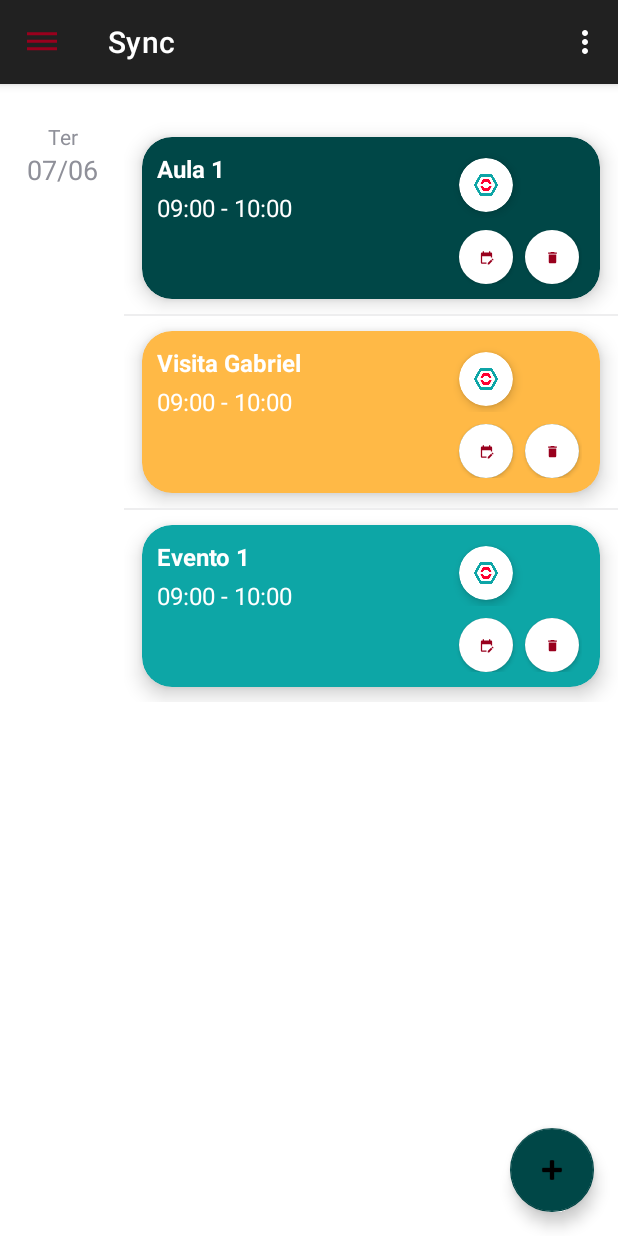
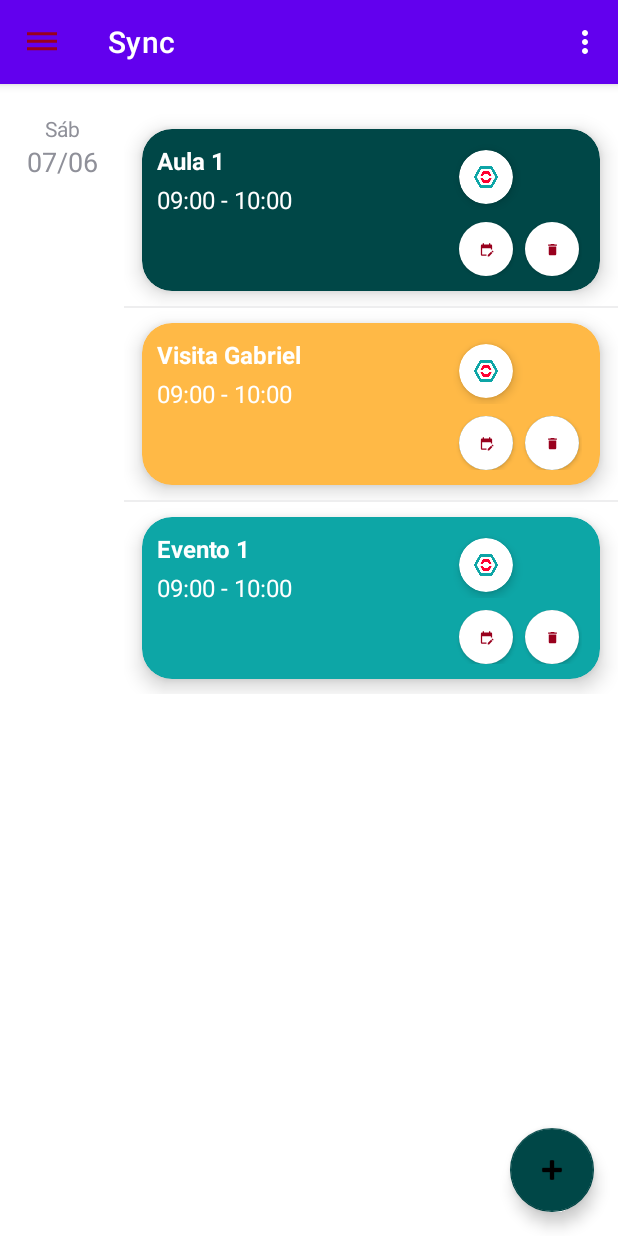
Before and after one commit to joaovitormelo/sync, an Android app: the screen it shows after launch (EventsActivity), on a phone screen of 412 x 824 dp. Run offline under Robolectric (Android 15) with nearby library versions, the phone set to English and light mode, and no system bars.

Commit message:
Corrigidos erros na tela de eventos

```diff
--- a/app/src/main/java/com/rubeusufv/sync/Core/Injector.java
+++ b/app/src/main/java/com/rubeusufv/sync/Core/Injector.java
@@ -80,7 +80,7 @@ public final class Injector {
         );
     }
 
-    public ViewEventsUsecase getEventUsecases() {
+    public ViewEventsUsecase getViewEventsUsecase() {
         return this.viewEventsUsecase;
     }
 
--- /dev/null
+++ b/app/src/main/java/com/rubeusufv/sync/Features/Data/EventsData/RubeusEventsData.java
@@ -0,0 +1,29 @@
+package com.rubeusufv.sync.Features.Data.EventsData;
+
+import com.rubeusufv.sync.Features.Domain.Models.EventModel;
+import com.rubeusufv.sync.Features.Domain.Models.UserModel;
+
+import java.util.ArrayList;
+
+public class RubeusEventsData implements EventsDataContract {
+    @Override
+    public ArrayList<EventModel> viewEvents(UserModel user, int year, int month) {
+
+        return null;
+    }
+
+    @Override
+    public EventModel createNewEvent(UserModel user, EventModel event) {
+        return null;
+    }
+
+    @Override
+    public void updateEvent(UserModel user, EventModel event) {
+
+    }
+
+    @Override
+    public void removeEvent(UserModel user, EventModel event) {
+
+    }
+}
--- a/app/src/main/java/com/rubeusufv/sync/Features/Data/Utils/TestApiRubeus/RubeusApiClient.java
+++ b/app/src/main/java/com/rubeusufv/sync/Features/Data/Utils/TestApiRubeus/RubeusApiClient.java
@@ -23,19 +23,19 @@ public class RubeusApiClient {
                         Request originalRequest = chain.request();
 
                         // Log da requisição
-                        Log.d(TAG, "=== REQUISIÇÃO ===");
+                        /*Log.d(TAG, "=== REQUISIÇÃO ===");
                         Log.d(TAG, "URL: " + originalRequest.url());
                         Log.d(TAG, "Método: " + originalRequest.method());
-                        Log.d(TAG, "Headers: " + originalRequest.headers());
+                        Log.d(TAG, "Headers: " + originalRequest.headers());*/
 
                         // Log do body se existir
                         if (originalRequest.body() != null) {
                             try {
                                 Buffer buffer = new Buffer();
                                 originalRequest.body().writeTo(buffer);
-                                Log.d(TAG, "Body enviado: " + buffer.readUtf8());
+                                //Log.d(TAG, "Body enviado: " + buffer.readUtf8());
                             } catch (Exception e) {
-                                Log.e(TAG, "Erro ao ler body: " + e.getMessage());
+                                //Log.e(TAG, "Erro ao ler body: " + e.getMessage());
                             }
                         }
 
@@ -47,15 +47,15 @@ public class RubeusApiClient {
                         okhttp3.Response response = chain.proceed(newRequest);
 
                         // Log da resposta
-                        Log.d(TAG, "=== RESPOSTA ===");
+                        /*Log.d(TAG, "=== RESPOSTA ===");
                         Log.d(TAG, "Código: " + response.code());
-                        Log.d(TAG, "Headers resposta: " + response.headers());
+                        Log.d(TAG, "Headers resposta: " + response.headers());*/
 
                         // Log do body da resposta
                         ResponseBody responseBody = response.body();
                         if (responseBody != null) {
                             String responseString = responseBody.string();
-                            Log.d(TAG, "Body resposta: " + responseString);
+                            //Log.d(TAG, "Body resposta: " + responseString);
 
                             // Recriar o response body para o Retrofit usar
                             ResponseBody newResponseBody = ResponseBody.create(
--- a/app/src/main/java/com/rubeusufv/sync/Features/Domain/Types/SyncDate.java
+++ b/app/src/main/java/com/rubeusufv/sync/Features/Domain/Types/SyncDate.java
@@ -1,6 +1,6 @@
 package com.rubeusufv.sync.Features.Domain.Types;
 
-public class SyncDate {
+public class SyncDate implements Comparable<SyncDate> {
     int day;
     int month;
     int year;
@@ -34,4 +34,13 @@ public class SyncDate {
     public void setYear(int year) {
         this.year = year;
     }
+
+    @Override
+    public int compareTo(SyncDate o) {
+        if (getYear() < o.getYear()) return -1;
+        else if (getYear() > o.getYear()) return 1;
+        else if (getMonth() < o.getMonth()) return -1;
+        else if (getMonth() > o.getMonth()) return 1;
+        return getDay() - o.getDay();
+    }
 }
--- a/app/src/main/java/com/rubeusufv/sync/Features/Presentation/Adapters/EventDayListAdapter.java
+++ b/app/src/main/java/com/rubeusufv/sync/Features/Presentation/Adapters/EventDayListAdapter.java
@@ -40,7 +40,7 @@ public class EventDayListAdapter extends ArrayAdapter<EventDayListItem> {
         TextView weekdayTextView = view.findViewById(R.id.day_header_weekday);
         TextView dayTextView = view.findViewById(R.id.day_header_day);
         String weekDay = getDayOfWeekFromNumber(eventDay.getDate().getDay());
-        int date = eventDay.getDate().getDate();
+        int date = eventDay.getDate().getDay();
         int month = eventDay.getDate().getMonth();
         String dateMonth = String.format("%02d", date) + "/" + String.format("%02d", month);
 
--- a/app/src/main/java/com/rubeusufv/sync/Features/Presentation/Screens/CreateEventActivity.java
+++ b/app/src/main/java/com/rubeusufv/sync/Features/Presentation/Screens/CreateEventActivity.java
@@ -124,7 +124,7 @@ public class CreateEventActivity extends AppCompatActivity {
         ArrayAdapter<String> adapterCategory = new ArrayAdapter<>(this, android.R.layout.simple_dropdown_item_1line, categoryOptions);
         categoryDropdown.setAdapter(adapterCategory);
         categoryDropdown.setText("Selecione uma categoria", false);*/
-        categoryDropdown.setText("Selecione uma categoria", false);
+        //categoryDropdown.setText("Selecione uma categoria", false);
 
     }
 
--- a/app/src/main/java/com/rubeusufv/sync/Features/Presentation/Screens/EventsActivity.java
+++ b/app/src/main/java/com/rubeusufv/sync/Features/Presentation/Screens/EventsActivity.java
@@ -8,13 +8,13 @@ import android.view.MenuItem;
 import android.view.View;
 import android.widget.ListView;
 import android.widget.Toast;
-
-import androidx.appcompat.app.ActionBar;
 import androidx.appcompat.app.AppCompatActivity;
+import androidx.appcompat.widget.Toolbar;
 import androidx.core.view.GravityCompat;
 import androidx.drawerlayout.widget.DrawerLayout;
 
 import com.google.android.material.navigation.NavigationView;
+import com.rubeusufv.sync.Core.Exceptions.DatabaseException;
 import com.rubeusufv.sync.Core.Injector;
 import com.rubeusufv.sync.Features.Data.Utils.TestApiRubeus.ContatoDados;
 import com.rubeusufv.sync.Features.Data.Utils.TestApiRubeus.ContatoRequest;
@@ -23,16 +23,19 @@ import com.rubeusufv.sync.Features.Data.Utils.TestApiRubeus.RubeusAPI;
 import com.rubeusufv.sync.Features.Data.Utils.TestApiRubeus.RubeusApiClient;
 import com.rubeusufv.sync.Features.Domain.Models.EventModel;
 import com.rubeusufv.sync.Features.Domain.Types.Month;
+import com.rubeusufv.sync.Features.Domain.Types.SyncDate;
 import com.rubeusufv.sync.Features.Domain.Usecases.Events.ViewEventsUsecase;
 import com.rubeusufv.sync.Features.Domain.Utils.DateParser;
 import com.rubeusufv.sync.Features.Presentation.Adapters.EventDayListAdapter;
 import com.rubeusufv.sync.Features.Presentation.Types.EventDayListItem;
 import com.rubeusufv.sync.R;
 
+import java.io.IOException;
 import java.util.ArrayList;
 import java.util.Date;
 import java.util.Map;
 import java.util.TreeMap;
+import java.util.concurrent.CompletableFuture;
 
 import retrofit2.Call;
 import retrofit2.Callback;
@@ -43,8 +46,8 @@ public class EventsActivity extends AppCompatActivity {
     EventDayListAdapter eventDayListAdapter;
     ArrayList<EventModel> eventModelList;
     ArrayList<EventDayListItem> eventDayList;
-    Map<Date, ArrayList<EventModel>> eventsPerDayMap;
-    ViewEventsUsecase usecases;
+    Map<SyncDate, ArrayList<EventModel>> eventsPerDayMap;
+    ViewEventsUsecase viewEventsUsecase;
 
     DrawerLayout drawerLayout;  // declare DrawerLayout aqui
 
@@ -61,38 +64,11 @@ public class EventsActivity extends AppCompatActivity {
 
         drawerLayout = findViewById(R.id.drawer_layout);  // inicialize o DrawerLayout para tratar o menu
 
-        usecases = Injector.getInstance().getEventUsecases();
+        Toolbar myToolbar = (Toolbar) findViewById(R.id.my_toolbar);
+        setSupportActionBar(myToolbar);
 
-        eventModelList = usecases.viewEvents(2025, Month.JANUARY);
-
-        eventsPerDayMap = new TreeMap<Date, ArrayList<EventModel>>();
-        for (EventModel e : eventModelList) {
-            Date eventDate = DateParser.fromSyncDate(e.getDate());
-            ArrayList<EventModel> eventModels = eventsPerDayMap.get(eventDate);
-            if (eventModels == null) eventModels = new ArrayList<>();
-            eventModels.add(e);
-
-            Log.d("DATE", eventDate.toString());
-            eventsPerDayMap.put(eventDate, eventModels);
-        }
-
-        eventDayList = new ArrayList<>();
-        for (Date date : eventsPerDayMap.keySet()) {
-            eventDayList.add(new EventDayListItem(date, eventsPerDayMap.get(date)));
-        }
-
-        ListView eventDayListView = findViewById(R.id.eventDayList);
-        eventDayListAdapter = new EventDayListAdapter(
-                getBaseContext(), R.layout.event_day_list_item, eventDayList
-        );
-        eventDayListView.setAdapter(eventDayListAdapter);
-
-        // Configura o ícone customizado do ActionBar (hamburguer)
-        ActionBar actionBar = getSupportActionBar();
-        if (actionBar != null) {
-            actionBar.setHomeAsUpIndicator(R.drawable.baseline_dehaze_24);
-            actionBar.setDisplayHomeAsUpEnabled(true);
-        }
+        getSupportActionBar().setHomeAsUpIndicator(R.drawable.baseline_dehaze_24);
+        getSupportActionBar().setDisplayHomeAsUpEnabled(true);
 
         NavigationView navigation = findViewById(R.id.navigation_view);
         navigation.setNavigationItemSelectedListener(new NavigationView.OnNavigationItemSelectedListener() {
@@ -110,7 +86,39 @@ public class EventsActivity extends AppCompatActivity {
         });
 
         // Teste da api da rubeus
-        buscarContatoPorId("21");
+        //buscarContatoPorId("21");
+    }
+
+    @Override
+    protected void onStart() {
+        super.onStart();
+        loadEventList();
+    }
+
+    private void loadEventList() {
+        viewEventsUsecase = Injector.getInstance().getViewEventsUsecase();
+
+        eventModelList = viewEventsUsecase.viewEvents(2025, Month.JANUARY);
+
+        eventsPerDayMap = new TreeMap<>();
+        for (EventModel e : eventModelList) {
+            Date eventDate = DateParser.fromSyncDate(e.getDate());
+            ArrayList<EventModel> eventModels = eventsPerDayMap.get(e.getDate());
+            if (eventModels == null) eventModels = new ArrayList<>();
+            eventModels.add(e);
+            eventsPerDayMap.put(e.getDate(), eventModels);
+        }
+
+        eventDayList = new ArrayList<>();
+        for (SyncDate date : eventsPerDayMap.keySet()) {
+            eventDayList.add(new EventDayListItem(date, eventsPerDayMap.get(date)));
+        }
+
+        ListView eventDayListView = findViewById(R.id.eventDayList);
+        eventDayListAdapter = new EventDayListAdapter(
+            getBaseContext(), R.layout.event_day_list_item, eventDayList
+        );
+        eventDayListView.setAdapter(eventDayListAdapter);
     }
 
     // Teste da api da rubeus
@@ -119,6 +127,12 @@ public class EventsActivity extends AppCompatActivity {
         RubeusAPI apiService = RubeusApiClient.getClient().create(RubeusAPI.class);
         ContatoRequest request = new ContatoRequest("9e5199c5de1c58f31987f71dde804da8", "7", id);
         Call<ContatoResponse> callContato = apiService.getContatoPorId(request);
+
+        /*try {
+            Response<ContatoResponse> res = callContato.execute();
+        } catch (IOException e) {
+            throw new RuntimeException(e);
+        }*/
         callContato.enqueue(new Callback<>() {
             @Override
             public void onResponse(Call<ContatoResponse> call, Response<ContatoResponse> response) {
--- a/app/src/main/java/com/rubeusufv/sync/Features/Presentation/Screens/LoginActivity.java
+++ b/app/src/main/java/com/rubeusufv/sync/Features/Presentation/Screens/LoginActivity.java
@@ -24,6 +24,7 @@ import com.rubeusufv.sync.Features.Domain.Usecases.Events.EditEventUsecase;
 import com.rubeusufv.sync.Features.Domain.Usecases.Events.ExcludeEventUsecase;
 import com.rubeusufv.sync.Features.Domain.Usecases.Events.ImportEventListToRepositoryUsecase;
 import com.rubeusufv.sync.Features.Domain.Usecases.Events.ImportSingleEventToRepositoryUsecase;
+import com.rubeusufv.sync.Features.Domain.Usecases.Events.RegisterNewEventUsecase;
 import com.rubeusufv.sync.R;
 
 import java.util.ArrayList;
--- a/app/src/main/java/com/rubeusufv/sync/Features/Presentation/Types/EventDayListItem.java
+++ b/app/src/main/java/com/rubeusufv/sync/Features/Presentation/Types/EventDayListItem.java
@@ -1,24 +1,25 @@
 package com.rubeusufv.sync.Features.Presentation.Types;
 
 import com.rubeusufv.sync.Features.Domain.Models.EventModel;
+import com.rubeusufv.sync.Features.Domain.Types.SyncDate;
 
 import java.util.ArrayList;
 import java.util.Date;
 
 public class EventDayListItem {
-    private Date date;
+    private SyncDate date;
     private ArrayList<EventModel> eventModelList;
 
-    public EventDayListItem(Date date, ArrayList<EventModel> eventModelList) {
+    public EventDayListItem(SyncDate date, ArrayList<EventModel> eventModelList) {
         this.date = date;
         this.eventModelList = eventModelList;
     }
 
-    public Date getDate() {
+    public SyncDate getDate() {
         return date;
     }
 
-    public void setDate(Date date) {
+    public void setDate(SyncDate date) {
         this.date = date;
     }
 
--- a/app/src/main/res/layout/activity_events.xml
+++ b/app/src/main/res/layout/activity_events.xml
@@ -7,6 +7,7 @@
     android:layout_height="match_parent"
     android:fitsSystemWindows="true"
     tools:context=".Features.Presentation.Screens.EventsActivity">
+
 
     <!-- Conteúdo principal -->
     <androidx.coordinatorlayout.widget.CoordinatorLayout
@@ -18,14 +19,26 @@
         <RelativeLayout
             android:id="@+id/relative_content_area"
             android:layout_width="match_parent"
-            android:layout_height="match_parent"
-            android:layout_marginTop="@dimen/marginTopEvents">
+            android:layout_height="match_parent">
+
+
+
+            <androidx.appcompat.widget.Toolbar xmlns:android="http://schemas.android.com/apk/res/android"
+                android:id="@+id/my_toolbar"
+                android:layout_width="match_parent"
+                android:layout_height="?attr/actionBarSize"
+                android:background="?attr/colorPrimary"
+                android:elevation="4dp"
+                android:fitsSystemWindows="true"
+                android:theme="@style/ThemeOverlay.AppCompat.Dark.ActionBar"
+                android:popupTheme="@style/ThemeOverlay.AppCompat.Light" />
 
             <!-- Lista de eventos -->
             <ListView
                 android:id="@+id/eventDayList"
                 android:layout_width="match_parent"
                 android:layout_height="match_parent"
+                android:layout_below="@id/my_toolbar"
                 android:divider="@android:color/transparent"
                 tools:listitem="@layout/event_day_list_item" />
         </RelativeLayout>
--- a/app/src/main/res/values/strings.xml
+++ b/app/src/main/res/values/strings.xml
@@ -43,6 +43,7 @@
     <string name="title">Título</string>
     <string name="title_example">Prova de dispositivos móveis</string>
     <string name="hour">Horário</string>
+    <string name="hours">Horário</string>
     <string name="notification">Notificações</string>
     <string name="weekly">Semanal</string>
     <string name="repeat">Repetição</string>
--- a/app/src/main/res/values/themes.xml
+++ b/app/src/main/res/values/themes.xml
@@ -1,6 +1,6 @@
 <resources xmlns:tools="http://schemas.android.com/tools">
    <!-- <style name="Base.Theme.Sync" parent="Theme.Material3.DayNight.NoActionBar"></style> -->
-    <style name="Base.Theme.Sync" parent="Theme.MaterialComponents.DayNight.DarkActionBar"></style>
+    <style name="Base.Theme.Sync" parent="Theme.MaterialComponents.DayNight.NoActionBar"></style>
 
     <style name="Theme.Sync" parent="Base.Theme.Sync" />
     <style name="NoMaterialTint" parent="">
```
